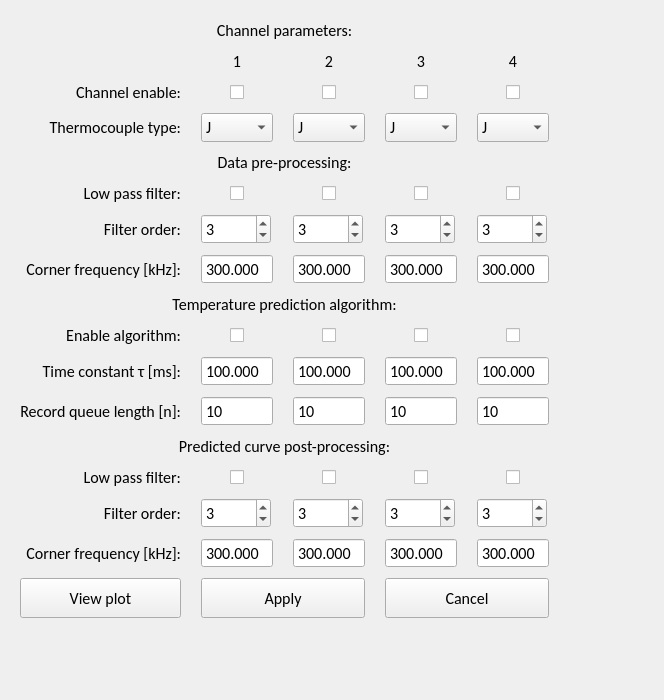
IliyanAntov/HighSpeedThermocoupleLogger, file Code/PC/UI/V286-tclogger_control_plot.ui: the form before one commit.
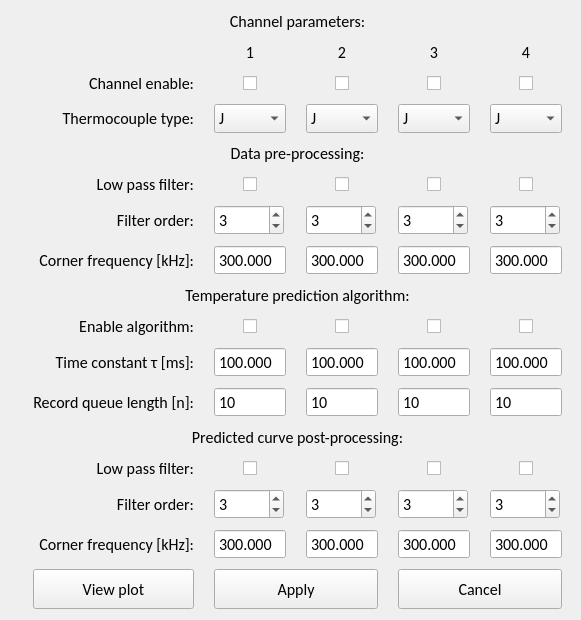
The form after the commit.

The edit to the form file:
```diff
--- a/Code/PC/UI/V286-tclogger_control_plot.ui
+++ b/Code/PC/UI/V286-tclogger_control_plot.ui
@@ -2,23 +2,13 @@
 <ui version="4.0">
  <class>Form</class>
  <widget class="QWidget" name="Form">
-  <property name="sizePolicy">
-   <sizepolicy hsizetype="Fixed" vsizetype="Fixed">
-    <horstretch>0</horstretch>
-    <verstretch>0</verstretch>
-   </sizepolicy>
-  </property>
-  <property name="minimumSize">
-   <size>
-    <width>664</width>
-    <height>700</height>
-   </size>
-  </property>
-  <property name="maximumSize">
-   <size>
-    <width>664</width>
-    <height>700</height>
-   </size>
+  <property name="geometry">
+   <rect>
+    <x>0</x>
+    <y>0</y>
+    <width>581</width>
+    <height>610</height>
+   </rect>
   </property>
   <property name="font">
    <font>
@@ -29,7 +19,21 @@
   <property name="windowTitle">
    <string>Form</string>
   </property>
-  <widget class="QWidget" name="">
+  <layout class="QHBoxLayout" name="horizontalLayout">
+   <item>
+    <spacer name="horizontalSpacer">
+     <property name="orientation">
+      <enum>Qt::Horizontal</enum>
+     </property>
+     <property name="sizeHint" stdset="0">
+      <size>
+       <width>40</width>
+       <height>20</height>
+      </size>
+     </property>
+    </spacer>
+   </item>
+   <item>
    <layout class="QGridLayout" name="ChannelParametersLayout">
     <property name="leftMargin">
      <number>20</number>
@@ -1374,7 +1378,21 @@
      </widget>
     </item>
    </layout>
-  </widget>
+   </item>
+   <item>
+    <spacer name="horizontalSpacer_2">
+     <property name="orientation">
+      <enum>Qt::Horizontal</enum>
+     </property>
+     <property name="sizeHint" stdset="0">
+      <size>
+       <width>40</width>
+       <height>20</height>
+      </size>
+     </property>
+    </spacer>
+   </item>
+  </layout>
  </widget>
  <resources/>
  <connections/>
```
Left out of the diff: 16 changed lines with no effect on the pictures. Lines whose indentation alone changed are shown as unchanged.
